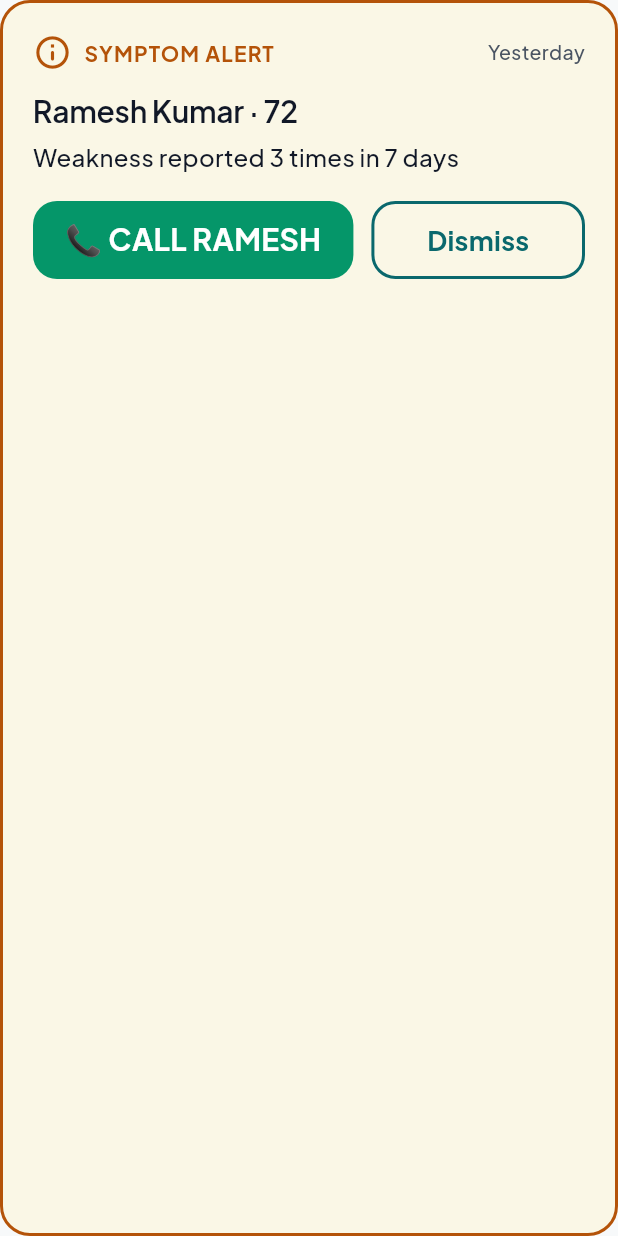
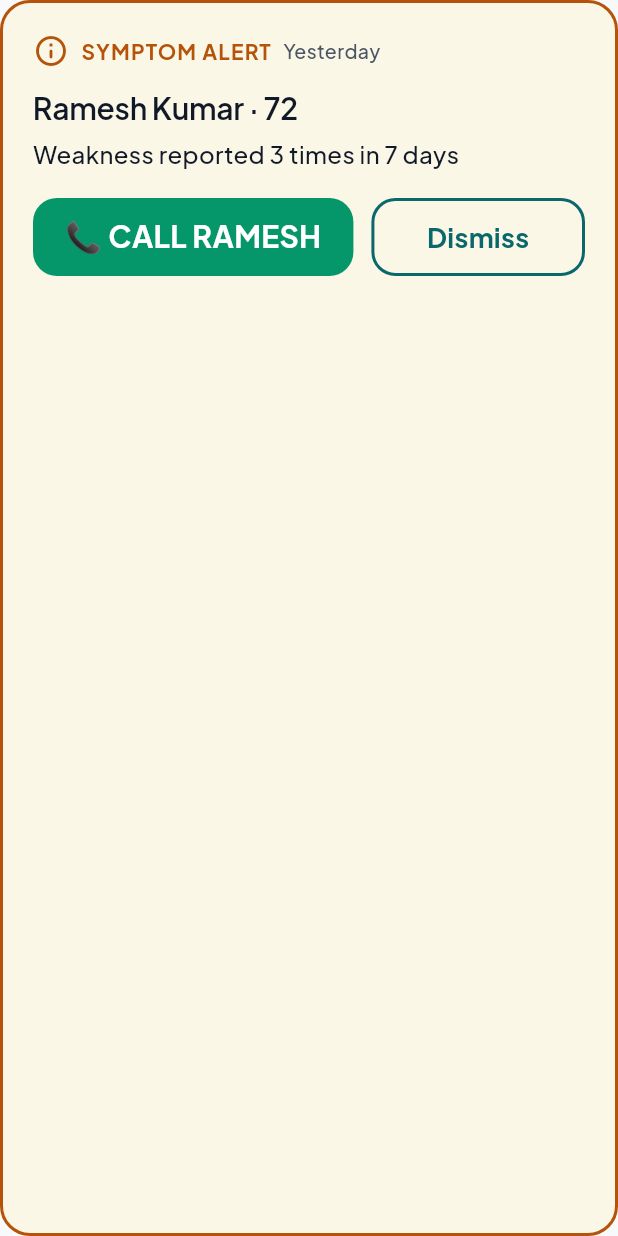
Before and after one commit to Nish344/Dhatri, a Flutter app: the DhatriAlertCard widget shown alone on an empty page, opened directly with sample values from the repository, on a phone screen of 412 x 824 dp. Run offline on Flutter 3.47's test engine with Material 3 defaults, Android fonts, the phone set to English and light mode, and no system bars; our stand-ins replace google_fonts.

Commit message:
Refactor UI components to use Wrap instead of Row for better layout management and responsiveness; update text handling with Flexible for improved overflow handling.

```diff
--- a/dhatri_flutter/lib/ui/components/dhatri_alert_card.dart
+++ b/dhatri_flutter/lib/ui/components/dhatri_alert_card.dart
@@ -33,15 +33,19 @@ class DhatriAlertCard extends StatelessWidget {
       child: Column(
         crossAxisAlignment: CrossAxisAlignment.start,
         children: [
-          Row(
-            mainAxisAlignment: MainAxisAlignment.spaceBetween,
+          Wrap(
+            alignment: WrapAlignment.spaceBetween,
+            crossAxisAlignment: WrapCrossAlignment.center,
+            spacing: 8,
+            runSpacing: 6,
             children: [
               Row(
+                mainAxisSize: MainAxisSize.min,
                 children: [
                   Icon(
                     isMissedDose ? Icons.warning_rounded : Icons.info_outline_rounded,
                     color: borderColor,
-                    size: 26,
+                    size: 24,
                   ),
                   const SizedBox(width: 8),
                   Text(
--- a/dhatri_flutter/lib/ui/components/dhatri_buttons.dart
+++ b/dhatri_flutter/lib/ui/components/dhatri_buttons.dart
@@ -112,11 +112,16 @@ class DhatriSecondaryButton extends StatelessWidget {
               Icon(icon, size: 24, color: AppColors.primary),
               const SizedBox(width: 10),
             ],
-            Text(
+            Flexible(
+              child: Text(
                 label,
                 style: AppTypography.primaryAction.copyWith(
                   color: AppColors.primary,
                   fontSize: 18,
+                ),
+                maxLines: 1,
+                overflow: TextOverflow.ellipsis,
+                textAlign: TextAlign.center,
               ),
             ),
           ],
@@ -160,11 +165,15 @@ class DhatriCallButton extends StatelessWidget {
           children: [
             Icon(icon, size: 32, color: Colors.white),
             const SizedBox(width: 12),
-            Text(
+            Flexible(
+              child: Text(
                 label,
                 style: AppTypography.displayLarge.copyWith(
                   fontSize: 22,
                   color: Colors.white,
+                ),
+                maxLines: 1,
+                overflow: TextOverflow.ellipsis,
               ),
             ),
           ],
--- a/dhatri_flutter/lib/ui/screens/caregiver/caregiver_home_screen.dart
+++ b/dhatri_flutter/lib/ui/screens/caregiver/caregiver_home_screen.dart
@@ -58,7 +58,8 @@ class CaregiverHomeScreen extends StatelessWidget {
                 children: [
                   const Icon(Icons.analytics_outlined, color: AppColors.primary, size: 28),
                   const SizedBox(width: 14),
-                  Column(
+                  Expanded(
+                    child: Column(
                       crossAxisAlignment: CrossAxisAlignment.start,
                       children: [
                         Text(
@@ -74,6 +75,7 @@ class CaregiverHomeScreen extends StatelessWidget {
                           style: AppTypography.cardTitle.copyWith(fontSize: 18),
                         ),
                       ],
+                    ),
                   ),
                 ],
               ),
--- a/dhatri_flutter/lib/ui/screens/caregiver/patient_detail_screen.dart
+++ b/dhatri_flutter/lib/ui/screens/caregiver/patient_detail_screen.dart
@@ -144,7 +144,8 @@ class PatientDetailScreen extends StatelessWidget {
                   child: Row(
                     mainAxisAlignment: MainAxisAlignment.spaceBetween,
                     children: [
-                      Column(
+                      Expanded(
+                        child: Column(
                           crossAxisAlignment: CrossAxisAlignment.start,
                           children: [
                             Text('${med.name} ${med.strength ?? ""}', style: AppTypography.cardTitle.copyWith(fontSize: 18)),
@@ -152,6 +153,8 @@ class PatientDetailScreen extends StatelessWidget {
                             Text('${med.doseText} · ${med.instructions ?? "With meals"}', style: AppTypography.supporting),
                           ],
                         ),
+                      ),
+                      const SizedBox(width: 8),
                       Text(
                         med.times.join(', '),
                         style: AppTypography.statusLabel.copyWith(color: AppColors.primary),
--- a/dhatri_flutter/pubspec.yaml
+++ b/dhatri_flutter/pubspec.yaml
@@ -21,5 +21,5 @@ dev_dependencies:
 
 flutter:
   uses-material-design: true
-  assets:
-    - assets/images/
+  # assets:
+  #   - assets/images/
```
Also changed, not shown: dhatri_flutter/lib/ui/components/dhatri_demo_toolbar.dart (+10 -19 lines), dhatri_flutter/lib/ui/components/dhatri_insight_card.dart (+6 -2 lines), dhatri_flutter/lib/ui/components/dhatri_medication_card.dart (+11 -4 lines), dhatri_flutter/lib/ui/components/dhatri_patient_card.dart (+5 -2 lines), dhatri_flutter/lib/ui/screens/doctor/doctor_dashboard_screen.dart (+6 -2 lines), dhatri_flutter/lib/ui/screens/patient/active_call_screen.dart (+9 -5 lines), dhatri_flutter/lib/ui/screens/patient/patient_help_screen.dart (+8 -2 lines), dhatri_flutter/lib/ui/screens/patient/patient_home_screen.dart (+7 -15 lines), 1 other file. Lines whose indentation alone changed are shown as unchanged.
